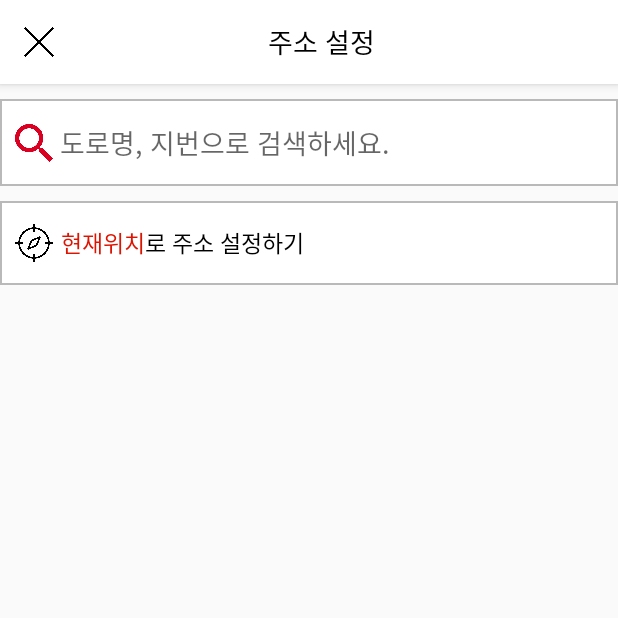
After one commit to kyo4755/YeonHwaProject, an Android app: the SettingLocationActivity screen opened directly, with no data from a screen before it, on a phone screen of 412 x 824 dp, the top half of it. The commit adds this screen. Run offline under Robolectric (Android 15) with nearby library versions, the phone set to English and light mode, and no system bars.

Commit message:
본인 위치 정보 찾기 및 출력 commit

```diff
--- a/app/src/main/java/com/dongyang/yeonhwaproject/MainActivity.java
+++ b/app/src/main/java/com/dongyang/yeonhwaproject/MainActivity.java
@@ -179,11 +179,13 @@ public class MainActivity extends AppCompatActivity
 
     private void findHospitalClickListener() {
         Intent it = new Intent(MainActivity.this, FindActivity.class);
+        it.putExtra("tabCount", 0);
         startActivity(it);
     }
 
     private void findPharmacyClickListener() {
         Intent it = new Intent(MainActivity.this, FindActivity.class);
+        it.putExtra("tabCount", 1);
         startActivity(it);
     }
 
--- a/app/src/main/res/layout/find_hospital_content.xml
+++ b/app/src/main/res/layout/find_hospital_content.xml
@@ -2,6 +2,7 @@
 <android.support.v4.widget.NestedScrollView
     xmlns:android="http://schemas.android.com/apk/res/android"
     xmlns:app="http://schemas.android.com/apk/res-auto"
+    xmlns:tools="http://schemas.android.com/tools"
     android:layout_height="match_parent"
     android:layout_width="match_parent"
     android:fillViewport="true"
@@ -15,7 +16,8 @@
             android:id="@+id/find_hospital_listview"
             android:layout_width="match_parent"
             android:layout_height="match_parent"
-            android:nestedScrollingEnabled="true"/>
+            android:nestedScrollingEnabled="true"
+            tools:targetApi="lollipop" />
 
     </LinearLayout>
 
--- a/app/src/main/res/layout/find_pharmacy_content.xml
+++ b/app/src/main/res/layout/find_pharmacy_content.xml
@@ -11,6 +11,8 @@
     <ListView
         android:layout_width="match_parent"
         android:layout_height="match_parent"
-        android:id="@+id/find_pharmacy_listview"/>
+        android:id="@+id/find_pharmacy_listview"
+        android:nestedScrollingEnabled="true"
+        tools:targetApi="lollipop"/>
 
 </android.support.v4.widget.NestedScrollView>
--- /dev/null
+++ b/app/src/main/res/layout/setting_location_content.xml
@@ -0,0 +1,81 @@
+<?xml version="1.0" encoding="utf-8"?>
+<android.support.constraint.ConstraintLayout xmlns:android="http://schemas.android.com/apk/res/android"
+    xmlns:tools="http://schemas.android.com/tools"
+    android:layout_width="match_parent"
+    android:layout_height="match_parent"
+    xmlns:app="http://schemas.android.com/apk/res-auto"
+    android:layout_marginTop="10dp"
+    app:layout_behavior="@string/appbar_scrolling_view_behavior">
+
+    <EditText
+        android:layout_width="match_parent"
+        android:layout_height="wrap_content"
+        android:background="@drawable/login_edittext_bg"
+        android:paddingTop="15dp"
+        android:paddingBottom="15dp"
+        android:paddingRight="15dp"
+        android:paddingEnd="15dp"
+        android:paddingStart="40dp"
+        android:paddingLeft="40dp"
+        android:singleLine="true"
+        android:id="@+id/location_edittext"
+        android:hint="도로명, 지번으로 검색하세요."
+        app:layout_constraintTop_toTopOf="parent"
+        app:layout_constraintLeft_toLeftOf="parent"
+        app:layout_constraintRight_toRightOf="parent"/>
+
+    <ImageView
+        android:layout_width="25dp"
+        android:layout_height="25dp"
+        android:background="@drawable/search"
+        android:layout_marginLeft="10dp"
+        android:layout_marginStart="10dp"
+        app:layout_constraintTop_toTopOf="@+id/location_edittext"
+        app:layout_constraintBottom_toBottomOf="@+id/location_edittext"
+        app:layout_constraintLeft_toLeftOf="@+id/location_edittext"
+        tools:ignore="ContentDescription" />
+
+    <LinearLayout
+        android:layout_width="match_parent"
+        android:layout_height="wrap_content"
+        android:id="@+id/location_myloca_setting"
+        android:orientation="horizontal"
+        android:layout_marginTop="10dp"
+        android:paddingTop="15dp"
+        android:paddingBottom="15dp"
+        android:paddingRight="15dp"
+        android:paddingEnd="15dp"
+        android:paddingStart="10dp"
+        android:paddingLeft="10dp"
+        android:background="@drawable/login_edittext_bg"
+        app:layout_constraintLeft_toLeftOf="parent"
+        app:layout_constraintRight_toRightOf="parent"
+        app:layout_constraintTop_toBottomOf="@+id/location_edittext">
+
+        <ImageView
+            android:layout_width="25dp"
+            android:layout_height="25dp"
+            android:background="@drawable/location"
+            tools:ignore="ContentDescription" />
+
+        <TextView
+            android:layout_width="wrap_content"
+            android:layout_height="wrap_content"
+            android:text="현재위치"
+            android:textSize="15sp"
+            android:textColor="@color/red"
+            android:layout_marginStart="5dp"
+            android:layout_marginLeft="5dp"
+            android:layout_gravity="center_vertical"/>
+
+        <TextView
+            android:layout_width="wrap_content"
+            android:layout_height="wrap_content"
+            android:text="로 주소 설정하기"
+            android:textSize="15sp"
+            android:textColor="@color/black"
+            android:layout_gravity="center_vertical"/>
+
+    </LinearLayout>
+
+</android.support.constraint.ConstraintLayout>
--- /dev/null
+++ b/app/src/main/res/layout/setting_location_main.xml
@@ -0,0 +1,14 @@
+<?xml version="1.0" encoding="utf-8"?>
+<android.support.design.widget.CoordinatorLayout
+    xmlns:android="http://schemas.android.com/apk/res/android"
+    xmlns:tools="http://schemas.android.com/tools"
+    xmlns:app="http://schemas.android.com/apk/res-auto"
+    android:layout_width="match_parent"
+    android:layout_height="match_parent"
+    tools:context=".SettingLocationActivity">
+
+    <include layout="@layout/setting_location_toolbar" />
+
+    <include layout="@layout/setting_location_content" />
+
+</android.support.design.widget.CoordinatorLayout>
--- /dev/null
+++ b/app/src/main/res/layout/setting_location_toolbar.xml
@@ -0,0 +1,46 @@
+<?xml version="1.0" encoding="utf-8"?>
+<android.support.design.widget.AppBarLayout
+    xmlns:android="http://schemas.android.com/apk/res/android"
+    xmlns:app="http://schemas.android.com/apk/res-auto"
+    xmlns:tools="http://schemas.android.com/tools"
+    android:layout_width="match_parent"
+    android:layout_height="wrap_content"
+    android:theme="@style/AppTheme.AppBarOverlay">
+
+    <android.support.v7.widget.Toolbar
+        android:layout_width="match_parent"
+        android:layout_height="?attr/actionBarSize"
+        android:id="@+id/location_toolbar"
+        android:background="@color/white"
+        app:popupTheme="@style/AppTheme.PopupOverlay">
+
+        <android.support.constraint.ConstraintLayout
+            android:layout_width="match_parent"
+            android:layout_height="wrap_content">
+
+            <ImageButton
+                android:layout_width="20dp"
+                android:layout_height="20dp"
+                android:id="@+id/location_cancel"
+                android:background="@drawable/cancel"
+                tools:ignore="ContentDescription"
+                app:layout_constraintLeft_toLeftOf="parent"
+                app:layout_constraintTop_toTopOf="parent"
+                app:layout_constraintBottom_toBottomOf="parent"/>
+
+            <TextView
+                android:layout_width="wrap_content"
+                android:layout_height="wrap_content"
+                android:text="주소 설정"
+                android:textSize="18sp"
+                android:textColor="@color/black"
+                app:layout_constraintLeft_toLeftOf="parent"
+                app:layout_constraintRight_toRightOf="parent"
+                app:layout_constraintTop_toTopOf="parent"
+                app:layout_constraintBottom_toBottomOf="parent"/>
+
+        </android.support.constraint.ConstraintLayout>
+
+    </android.support.v7.widget.Toolbar>
+
+</android.support.design.widget.AppBarLayout>
```
Also changed, not shown: app/src/main/AndroidManifest.xml (+10 -0 lines), app/src/main/java/com/dongyang/yeonhwaproject/DetailActivity/SettingDetailLocationActivity.java (added, +118 -0 lines), app/src/main/java/com/dongyang/yeonhwaproject/FindActivity.java (+28 -6 lines), app/src/main/java/com/dongyang/yeonhwaproject/GPS/GPSInfo.java (added, +178 -0 lines), app/src/main/java/com/dongyang/yeonhwaproject/SettingLocationActivity.java (added, +124 -0 lines), app/src/main/res/layout/setting_detail_location_content.xml (added, +50 -0 lines), app/src/main/res/layout/setting_detail_location_main.xml (added, +14 -0 lines), app/src/main/res/layout/setting_detail_location_toolbar.xml (added, +46 -0 lines), app/src/main/res/drawable-v21/location.png (added), app/src/main/res/drawable-v21/search.png (added), app/src/main/res/drawable/location.png (added), app/src/main/res/drawable/search.png (added).
